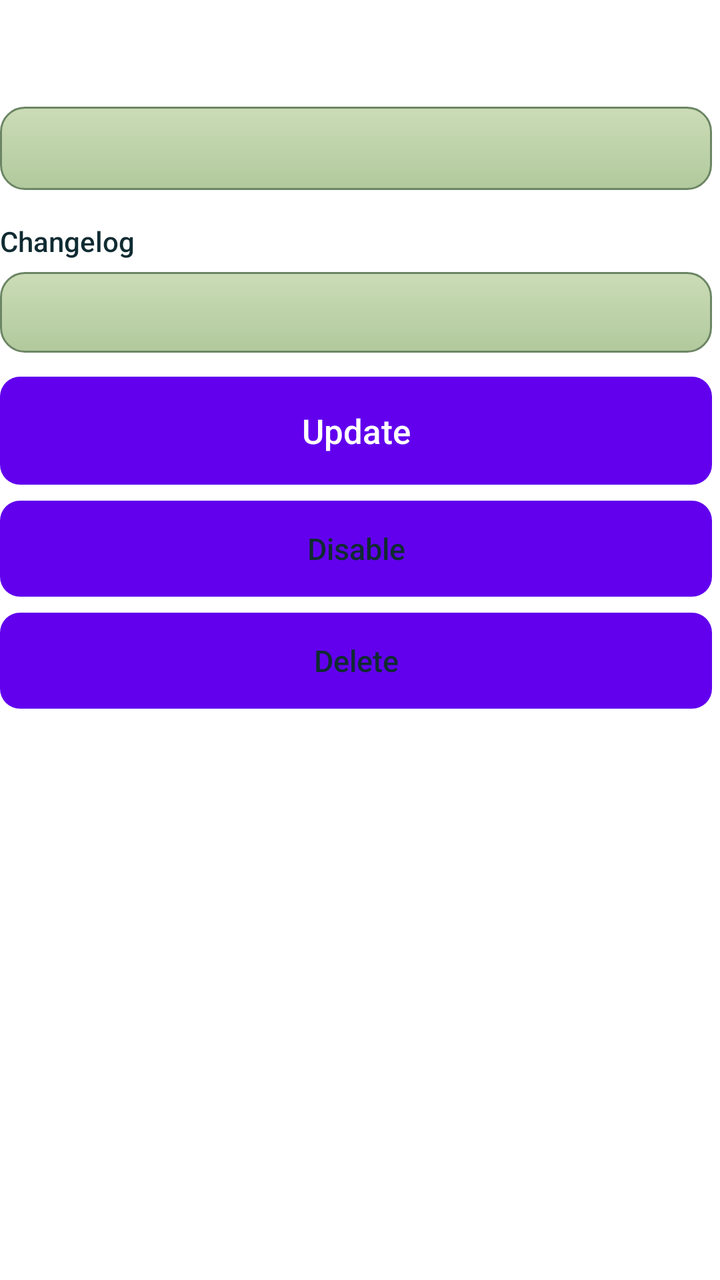
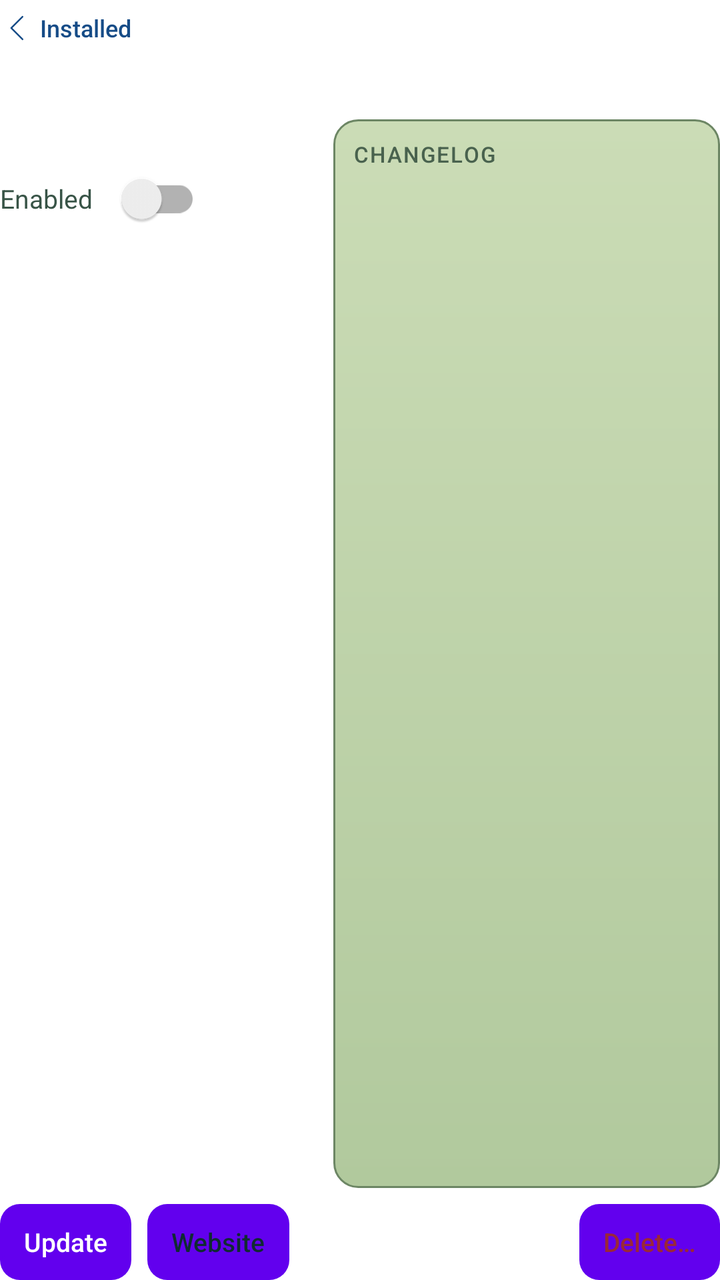

Before-and-after screenshots of an Android layout around one commit, followed by the original layout XML and the change that was made.
<!-- AndroidManifest.xml: fallback theme Theme.MaterialComponents.DayNight.NoActionBar -->
<!-- res/layout/fragment_addons_detail.xml -->
<?xml version="1.0" encoding="utf-8"?>
<ScrollView
    xmlns:android="http://schemas.android.com/apk/res/android"
    android:layout_width="match_parent"
    android:layout_height="match_parent"
    android:fillViewport="true"
    android:scrollbars="vertical"
    android:scrollbarStyle="insideInset">
    <LinearLayout
        android:layout_width="match_parent"
        android:layout_height="wrap_content"
        android:orientation="vertical"
        android:paddingBottom="16dp">
        <TextView
            android:id="@+id/TVDetailName"
            android:layout_width="match_parent"
            android:layout_height="wrap_content"
            android:textColor="@color/wehavephones_accent"
            android:textSize="19sp"
            android:textStyle="bold" />
        <TextView
            android:id="@+id/TVDetailStatus"
            android:layout_width="match_parent"
            android:layout_height="wrap_content"
            android:layout_marginTop="2dp"
            android:textColor="@color/wehavephones_text_dim"
            android:textSize="13sp" />
        <TextView
            android:id="@+id/TVDetailAuto"
            android:layout_width="match_parent"
            android:layout_height="wrap_content"
            android:layout_marginTop="4dp"
            android:textColor="@color/wehavephones_accent"
            android:textSize="12sp"
            android:visibility="gone" />
        <TextView
            android:id="@+id/TVDetailMeta"
            android:layout_width="match_parent"
            android:layout_height="wrap_content"
            android:layout_marginTop="8dp"
            android:background="@drawable/wehavephones_card_background"
            android:lineSpacingExtra="3dp"
            android:padding="12dp"
            android:textColor="@color/wehavephones_text"
            android:textSize="13sp" />
        <TextView
            style="@style/WeHavePhonesSectionLabel"
            android:text="@string/wehavephones_addons_changelog" />
        <TextView
            android:id="@+id/TVDetailChangelog"
            android:layout_width="match_parent"
            android:layout_height="wrap_content"
            android:background="@drawable/wehavephones_card_background"
            android:lineSpacingExtra="3dp"
            android:padding="12dp"
            android:textColor="@color/wehavephones_text_dim"
            android:textSize="12sp" />
        <Button
            android:id="@+id/BTDetailUpdate"
            style="@style/WeHavePhonesButtonPrimary"
            android:layout_marginTop="12dp"
            android:text="@string/wehavephones_addons_update" />
        <Button
            android:id="@+id/BTDetailToggle"
            style="@style/WeHavePhonesButtonOutline"
            android:text="@string/wehavephones_addons_disable" />
        <Button
            android:id="@+id/BTDetailDelete"
            style="@style/WeHavePhonesButtonOutline"
            android:text="@string/wehavephones_addons_delete" />
    </LinearLayout>
</ScrollView>
<!-- resources referenced by this layout -->
<resources>
  <string name="wehavephones_addons_delete">Delete</string>
  <string name="wehavephones_addons_disable">Disable</string>
  <style name="WeHavePhonesButtonOutline">
          <item name="android:fontFamily">sans-serif-medium</item>
          <item name="android:layout_width">match_parent</item>
          <item name="android:layout_height">48dp</item>
          <item name="android:background">@drawable/wehavephones_button_outline</item>
          <item name="android:textColor">@color/wehavephones_text</item>
          <item name="android:textSize">15sp</item>
          <item name="android:textAllCaps">false</item>
          <item name="android:stateListAnimator">@null</item>
          <item name="android:layout_marginTop">8dp</item>
          <item name="android:letterSpacing">0</item>
          <item name="android:backgroundTint">@null</item>
      </style>
  <style name="WeHavePhonesButtonPrimary">
          <item name="android:layout_width">match_parent</item>
          <item name="android:layout_height">54dp</item>
          <item name="android:background">@drawable/wehavephones_button_primary</item>
          <item name="android:fontFamily">sans-serif-medium</item>
          <item name="android:textColor">@color/wehavephones_key_text</item>
          <item name="android:textSize">17sp</item>
          <item name="android:textAllCaps">false</item>
          <item name="android:letterSpacing">0</item>
          <item name="android:stateListAnimator">@null</item>
          <item name="android:layout_marginTop">10dp</item>
          <item name="android:paddingLeft">14dp</item>
          <item name="android:paddingRight">14dp</item>
          <item name="android:backgroundTint">@null</item>
      </style>
  <style name="WeHavePhonesSectionLabel">
          <item name="android:layout_width">match_parent</item>
          <item name="android:layout_height">wrap_content</item>
          <item name="android:fontFamily">sans-serif-medium</item>
          <item name="android:textColor">@color/wehavephones_text</item>
          <item name="android:textSize">14sp</item>
          <item name="android:letterSpacing">0</item>
          <item name="android:layout_marginTop">16dp</item>
          <item name="android:layout_marginBottom">6dp</item>
      </style>
  <!-- unchanged entries left out for length: 15 -->
</resources>

<!-- the commit's change to res/layout/fragment_addons_detail.xml (unified diff, before → after) -->
@@ -1,72 +1,159 @@
 <?xml version="1.0" encoding="utf-8"?>
-<ScrollView
+<LinearLayout
     xmlns:android="http://schemas.android.com/apk/res/android"
     android:layout_width="match_parent"
     android:layout_height="match_parent"
-    android:fillViewport="true"
-    android:scrollbars="vertical"
-    android:scrollbarStyle="insideInset">
+    android:baselineAligned="false"
+    android:orientation="vertical">
+    <TextView
+        android:id="@+id/TVDetailBack"
+        android:layout_width="wrap_content"
+        android:layout_height="28dp"
+        android:background="?android:attr/selectableItemBackground"
+        android:drawableStart="@drawable/wehavephones_ic_caret_left"
+        android:drawablePadding="2dp"
+        android:drawableTint="@color/wehavephones_accent"
+        android:fontFamily="sans-serif-medium"
+        android:gravity="center_vertical"
+        android:paddingRight="8dp"
+        android:text="@string/wehavephones_addons_installed"
+        android:textColor="@color/wehavephones_accent"
+        android:textSize="12sp" />
     <LinearLayout
         android:layout_width="match_parent"
         android:layout_height="wrap_content"
-        android:orientation="vertical"
-        android:paddingBottom="16dp">
+        android:gravity="center_vertical"
+        android:orientation="horizontal">
         <TextView
             android:id="@+id/TVDetailName"
-            android:layout_width="match_parent"
+            style="@style/WeHavePhonesAddonsTitle"
+            android:ellipsize="end" />
+        <TextView
+            android:id="@+id/TVDetailAuthor"
+            android:layout_width="0dp"
             android:layout_height="wrap_content"
-            android:textColor="@color/wehavephones_accent"
-            android:textSize="19sp"
-            android:textStyle="bold" />
-        <TextView
-            android:id="@+id/TVDetailStatus"
-            android:layout_width="match_parent"
-            android:layout_height="wrap_content"
-            android:layout_marginTop="2dp"
-            android:textColor="@color/wehavephones_text_dim"
-            android:textSize="13sp" />
-        <TextView
-            android:id="@+id/TVDetailAuto"
-            android:layout_width="match_parent"
-            android:layout_height="wrap_content"
-            android:layout_marginTop="4dp"
-            android:textColor="@color/wehavephones_accent"
-            android:textSize="12sp"
-            android:visibility="gone" />
-        <TextView
-            android:id="@+id/TVDetailMeta"
-            android:layout_width="match_parent"
-            android:layout_height="wrap_content"
-            android:layout_marginTop="8dp"
-            android:background="@drawable/wehavephones_card_background"
-            android:lineSpacingExtra="3dp"
-            android:padding="12dp"
-            android:textColor="@color/wehavephones_text"
-            android:textSize="13sp" />
-        <TextView
-            style="@style/WeHavePhonesSectionLabel"
-            android:text="@string/wehavephones_addons_changelog" />
-        <TextView
-            android:id="@+id/TVDetailChangelog"
-            android:layout_width="match_parent"
-            android:layout_height="wrap_content"
-            android:background="@drawable/wehavephones_card_background"
-            android:lineSpacingExtra="3dp"
-            android:padding="12dp"
+            android:layout_marginStart="10dp"
+            android:layout_weight="1"
+            android:ellipsize="end"
+            android:maxLines="1"
             android:textColor="@color/wehavephones_text_dim"
             android:textSize="12sp" />
+    </LinearLayout>
+    <LinearLayout
+        android:layout_width="match_parent"
+        android:layout_height="0dp"
+        android:layout_marginTop="8dp"
+        android:layout_weight="1"
+        android:baselineAligned="false"
+        android:orientation="horizontal">
+        <ScrollView
+            android:layout_width="0dp"
+            android:layout_height="match_parent"
+            android:layout_weight="1"
+            android:scrollbars="none">
+            <LinearLayout
+                android:layout_width="match_parent"
+                android:layout_height="wrap_content"
+                android:orientation="vertical">
+                <TextView
+                    android:id="@+id/TVDetailMeta"
+                    android:layout_width="match_parent"
+                    android:layout_height="wrap_content"
+                    android:lineSpacingExtra="3dp"
+                    android:textColor="@color/wehavephones_text"
+                    android:textSize="13sp" />
+                <LinearLayout
+                    android:id="@+id/LLDetailEnabled"
+                    android:layout_width="match_parent"
+                    android:layout_height="wrap_content"
+                    android:gravity="center_vertical"
+                    android:orientation="horizontal">
+                    <TextView
+                        android:layout_width="wrap_content"
+                        android:layout_height="wrap_content"
+                        android:text="@string/wehavephones_addons_enabled_label"
+                        android:textColor="@color/wehavephones_text_dim"
+                        android:textSize="13sp" />
+                    <androidx.appcompat.widget.SwitchCompat
+                        android:id="@+id/SWDetailEnabled"
+                        android:layout_width="wrap_content"
+                        android:layout_height="wrap_content"
+                        android:layout_marginStart="6dp"
+                        android:contentDescription="@string/wehavephones_addons_enabled_label"
+                        android:minHeight="44dp" />
+                </LinearLayout>
+                <TextView
+                    android:id="@+id/TVDetailAuto"
+                    android:layout_width="match_parent"
+                    android:layout_height="wrap_content"
+                    android:layout_marginTop="2dp"
+                    android:textColor="@color/wehavephones_accent"
+                    android:textSize="12sp"
+                    android:visibility="gone" />
+                <TextView
+                    android:id="@+id/TVDetailError"
+                    android:layout_width="match_parent"
+                    android:layout_height="wrap_content"
+                    android:layout_marginTop="4dp"
+                    android:textColor="@color/wehavephones_error"
+                    android:textSize="12sp"
+                    android:visibility="gone" />
+            </LinearLayout>
+        </ScrollView>
+        <ScrollView
+            android:layout_width="0dp"
+            android:layout_height="match_parent"
+            android:layout_marginStart="12dp"
+            android:layout_weight="1.25"
+            android:background="@drawable/wehavephones_card_background"
+            android:padding="10dp"
+            android:scrollbarStyle="insideInset"
+            android:scrollbars="vertical">
+            <LinearLayout
+                android:layout_width="match_parent"
+                android:layout_height="wrap_content"
+                android:orientation="vertical">
+                <TextView
+                    style="@style/WeHavePhonesAddonsGroup"
+                    android:text="@string/wehavephones_addons_changelog" />
+                <TextView
+                    android:id="@+id/TVDetailChangelog"
+                    android:layout_width="match_parent"
+                    android:layout_height="wrap_content"
+                    android:layout_marginTop="4dp"
+                    android:lineSpacingExtra="3dp"
+                    android:textColor="@color/wehavephones_text"
+                    android:textSize="12sp" />
+            </LinearLayout>
+        </ScrollView>
+    </LinearLayout>
+    <LinearLayout
+        android:layout_width="match_parent"
+        android:layout_height="wrap_content"
+        android:layout_marginTop="8dp"
+        android:gravity="center_vertical"
+        android:orientation="horizontal">
         <Button
             android:id="@+id/BTDetailUpdate"
-            style="@style/WeHavePhonesButtonPrimary"
-            android:layout_marginTop="12dp"
+            style="@style/WeHavePhonesButtonCompactPrimary"
+            android:layout_marginEnd="8dp"
+            android:drawableStart="@drawable/wehavephones_ic_download"
             android:text="@string/wehavephones_addons_update" />
         <Button
-            android:id="@+id/BTDetailToggle"
-            style="@style/WeHavePhonesButtonOutline"
-            android:text="@string/wehavephones_addons_disable" />
+            android:id="@+id/BTDetailWebsite"
+            style="@style/WeHavePhonesButtonCompact"
+            android:drawableStart="@drawable/wehavephones_ic_open_external"
+            android:text="@string/wehavephones_addons_website" />
+        <View
+            android:layout_width="0dp"
+            android:layout_height="1dp"
+            android:layout_weight="1" />
         <Button
             android:id="@+id/BTDetailDelete"
-            style="@style/WeHavePhonesButtonOutline"
-            android:text="@string/wehavephones_addons_delete" />
+            style="@style/WeHavePhonesButtonCompact"
+            android:drawableStart="@drawable/wehavephones_ic_trash"
+            android:drawableTint="@color/wehavephones_error"
+            android:text="@string/wehavephones_addons_delete_ellipsis"
+            android:textColor="@color/wehavephones_error" />
     </LinearLayout>
-</ScrollView>
+</LinearLayout>
<!-- resource entries referenced after the edit -->
@@ -1,45 +1,100 @@
 <!-- resources referenced by this layout -->
 <resources>
-  <string name="wehavephones_addons_delete">Delete</string>
-  <string name="wehavephones_addons_disable">Disable</string>
-  <style name="WeHavePhonesButtonOutline">
+  <color name="wehavephones_error">#9A2838</color>
+  <!-- drawable wehavephones_ic_caret_left (drawable) -->
+  <?xml version="1.0" encoding="utf-8"?>
+  <vector xmlns:android="http://schemas.android.com/apk/res/android"
+      android:width="18dp"
+      android:height="18dp"
+      android:viewportWidth="256"
+      android:viewportHeight="256">
+      <path android:fillColor="#FFFFFFFF" android:pathData="M164.24,203.76a6,6,0,1,1-8.48,8.48l-80-80a6,6,0,0,1,0-8.48l80-80a6,6,0,0,1,8.48,8.48L88.49,128Z" />
+  </vector>
+  <!-- drawable wehavephones_ic_download (drawable) -->
+  <?xml version="1.0" encoding="utf-8"?>
+  <vector xmlns:android="http://schemas.android.com/apk/res/android"
+      android:width="14dp"
+      android:height="14dp"
+      android:viewportWidth="256"
+      android:viewportHeight="256">
+      <path android:fillColor="#FFFFFFFF" android:pathData="M222,144v64a6,6,0,0,1-6,6H40a6,6,0,0,1-6-6V144a6,6,0,0,1,12,0v58H210V144a6,6,0,0,1,12,0Zm-98.24,4.24a6,6,0,0,0,8.48,0l40-40a6,6,0,0,0-8.48-8.48L134,129.51V32a6,6,0,0,0-12,0v97.51L92.24,99.76a6,6,0,0,0-8.48,8.48Z" />
+  </vector>
+  <!-- drawable wehavephones_ic_open_external (drawable) -->
+  <?xml version="1.0" encoding="utf-8"?>
+  <vector xmlns:android="http://schemas.android.com/apk/res/android"
+      android:width="14dp"
+      android:height="14dp"
+      android:viewportWidth="256"
+      android:viewportHeight="256">
+      <path android:fillColor="#FFFFFFFF" android:pathData="M222,104a6,6,0,0,1-12,0V54.49l-69.75,69.75a6,6,0,0,1-8.48-8.48L201.51,46H152a6,6,0,0,1,0-12h64a6,6,0,0,1,6,6Zm-38,26a6,6,0,0,0-6,6v72a2,2,0,0,1-2,2H48a2,2,0,0,1-2-2V80a2,2,0,0,1,2-2h72a6,6,0,0,0,0-12H48A14,14,0,0,0,34,80V208a14,14,0,0,0,14,14H176a14,14,0,0,0,14-14V136A6,6,0,0,0,184,130Z" />
+  </vector>
+  <!-- drawable wehavephones_ic_trash (drawable) -->
+  <?xml version="1.0" encoding="utf-8"?>
+  <vector xmlns:android="http://schemas.android.com/apk/res/android"
+      android:width="14dp"
+      android:height="14dp"
+      android:viewportWidth="256"
+      android:viewportHeight="256">
+      <path android:fillColor="#FFFFFFFF" android:pathData="M216,50H174V40a22,22,0,0,0-22-22H104A22,22,0,0,0,82,40V50H40a6,6,0,0,0,0,12H50V208a14,14,0,0,0,14,14H192a14,14,0,0,0,14-14V62h10a6,6,0,0,0,0-12ZM94,40a10,10,0,0,1,10-10h48a10,10,0,0,1,10,10V50H94ZM194,208a2,2,0,0,1-2,2H64a2,2,0,0,1-2-2V62H194ZM110,104v64a6,6,0,0,1-12,0V104a6,6,0,0,1,12,0Zm48,0v64a6,6,0,0,1-12,0V104a6,6,0,0,1,12,0Z" />
+  </vector>
+  <string name="wehavephones_addons_delete_ellipsis">Delete\u2026</string>
+  <string name="wehavephones_addons_enabled_label">Enabled</string>
+  <string name="wehavephones_addons_installed">Installed</string>
+  <string name="wehavephones_addons_website">Website</string>
+  <style name="WeHavePhonesAddonsGroup">
+          <item name="android:layout_width">match_parent</item>
+          <item name="android:layout_height">wrap_content</item>
           <item name="android:fontFamily">sans-serif-medium</item>
+          <item name="android:textAllCaps">true</item>
+          <item name="android:letterSpacing">0.07</item>
+          <item name="android:textColor">@color/wehavephones_text_faint</item>
+          <item name="android:textSize">11sp</item>
+      </style>
+  <style name="WeHavePhonesAddonsTitle" parent="WeHavePhonesHeader">
+          <item name="android:layout_width">wrap_content</item>
+          <item name="android:textSize">20sp</item>
+          <item name="android:maxLines">1</item>
+      </style>
+  <style name="WeHavePhonesButtonCompact" parent="WeHavePhonesButtonSmall">
+          <item name="android:layout_height">38dp</item>
+          <item name="android:layout_marginTop">0dp</item>
+          <item name="android:paddingLeft">12dp</item>
+          <item name="android:paddingRight">12dp</item>
+          <item name="android:drawablePadding">6dp</item>
+          <item name="android:drawableTint">@color/wehavephones_text</item>
+          <item name="android:maxLines">1</item>
+      </style>
+  <style name="WeHavePhonesButtonCompactPrimary" parent="WeHavePhonesButtonCompact">
+          <item name="android:background">@drawable/wehavephones_button_primary</item>
+          <item name="android:textColor">@color/wehavephones_key_text</item>
+          <item name="android:drawableTint">@color/wehavephones_key_text</item>
+      </style>
+  <color name="wehavephones_text_faint">#49624E</color>
+  <style name="WeHavePhonesHeader">
           <item name="android:layout_width">match_parent</item>
+          <item name="android:layout_height">wrap_content</item>
+          <item name="android:fontFamily">@font/wehavephones_lcd</item>
+          <item name="android:textColor">@color/wehavephones_text_title</item>
+          <item name="android:textSize">28sp</item>
+          <item name="android:includeFontPadding">false</item>
+      </style>
+  <style name="WeHavePhonesButtonSmall">
+          <item name="android:fontFamily">sans-serif-medium</item>
+          <item name="android:layout_width">wrap_content</item>
           <item name="android:layout_height">48dp</item>
           <item name="android:background">@drawable/wehavephones_button_outline</item>
           <item name="android:textColor">@color/wehavephones_text</item>
-          <item name="android:textSize">15sp</item>
+          <item name="android:textSize">13sp</item>
           <item name="android:textAllCaps">false</item>
+          <item name="android:minWidth">0dp</item>
+          <item name="android:paddingLeft">8dp</item>
+          <item name="android:paddingRight">8dp</item>
           <item name="android:stateListAnimator">@null</item>
-          <item name="android:layout_marginTop">8dp</item>
+          <item name="android:layout_marginTop">4dp</item>
           <item name="android:letterSpacing">0</item>
           <item name="android:backgroundTint">@null</item>
       </style>
-  <style name="WeHavePhonesButtonPrimary">
-          <item name="android:layout_width">match_parent</item>
-          <item name="android:layout_height">54dp</item>
-          <item name="android:background">@drawable/wehavephones_button_primary</item>
-          <item name="android:fontFamily">sans-serif-medium</item>
-          <item name="android:textColor">@color/wehavephones_key_text</item>
-          <item name="android:textSize">17sp</item>
-          <item name="android:textAllCaps">false</item>
-          <item name="android:letterSpacing">0</item>
-          <item name="android:stateListAnimator">@null</item>
-          <item name="android:layout_marginTop">10dp</item>
-          <item name="android:paddingLeft">14dp</item>
-          <item name="android:paddingRight">14dp</item>
-          <item name="android:backgroundTint">@null</item>
-      </style>
-  <style name="WeHavePhonesSectionLabel">
-          <item name="android:layout_width">match_parent</item>
-          <item name="android:layout_height">wrap_content</item>
-          <item name="android:fontFamily">sans-serif-medium</item>
-          <item name="android:textColor">@color/wehavephones_text</item>
-          <item name="android:textSize">14sp</item>
-          <item name="android:letterSpacing">0</item>
-          <item name="android:layout_marginTop">16dp</item>
-          <item name="android:layout_marginBottom">6dp</item>
-      </style>
+  <color name="wehavephones_text_title">#0B2842</color>
   <!-- unchanged entries left out for length: 15 -->
 </resources>
 
